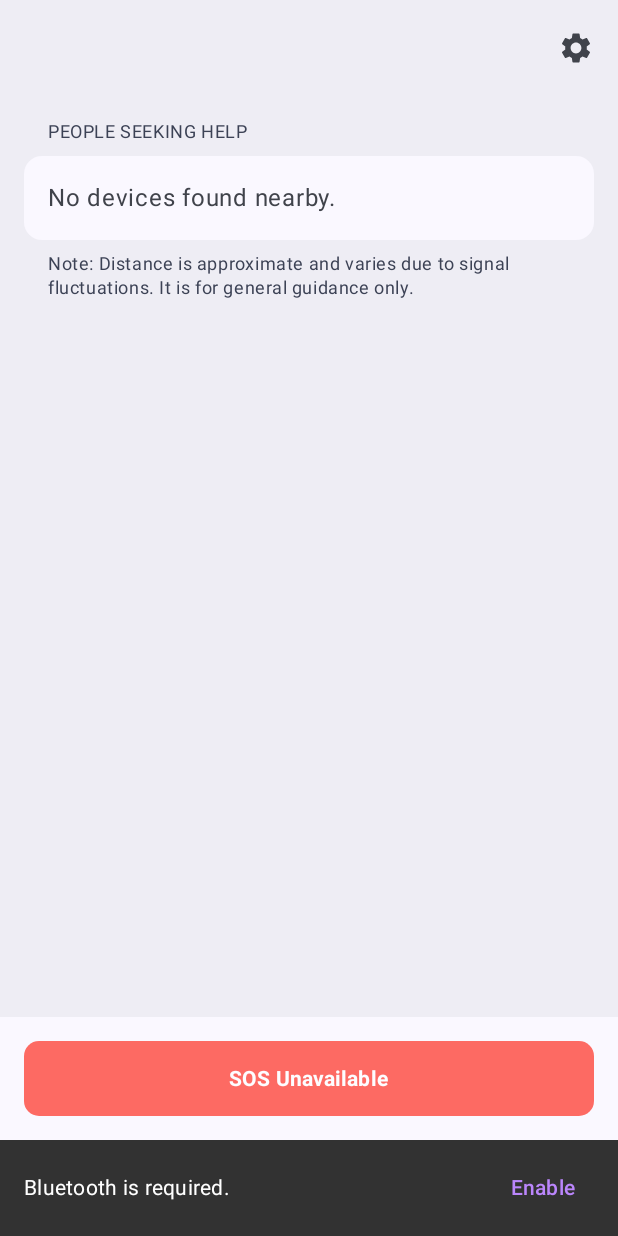
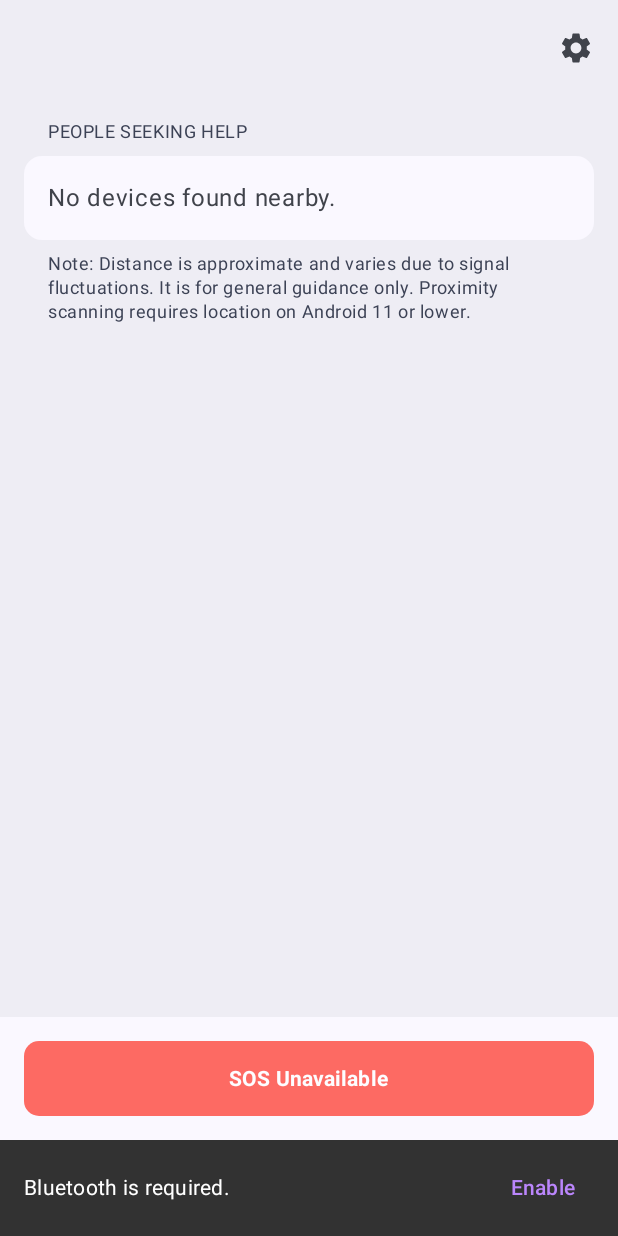
Before and after one commit to igatha/flare-gun, an Android app built with Jetpack Compose: the screen it shows after launch (MainActivity), on a phone screen of 412 x 824 dp. Run offline under Robolectric (Android 15) with nearby library versions, the light colour scheme and no system bars.

Commit message:
android: Improve proximity scanning note

```diff
--- a/Android/app/src/main/java/com/nizarmah/igatha/ui/view/DeviceListView.kt
+++ b/Android/app/src/main/java/com/nizarmah/igatha/ui/view/DeviceListView.kt
@@ -24,7 +24,7 @@ fun DeviceListView(devices: List<Device>, onDeviceClick: (Device) -> Unit) {
         item {
             Section (
                 header = "People seeking help",
-                footer = "Note: Distance is approximate and varies due to signal fluctuations. It is for general guidance only."
+                footer = "Note: Distance is approximate and varies due to signal fluctuations. It is for general guidance only. Proximity scanning requires location on Android 11 or lower."
             ) {
                 if (devices.isEmpty()) {
                     Text(
```
